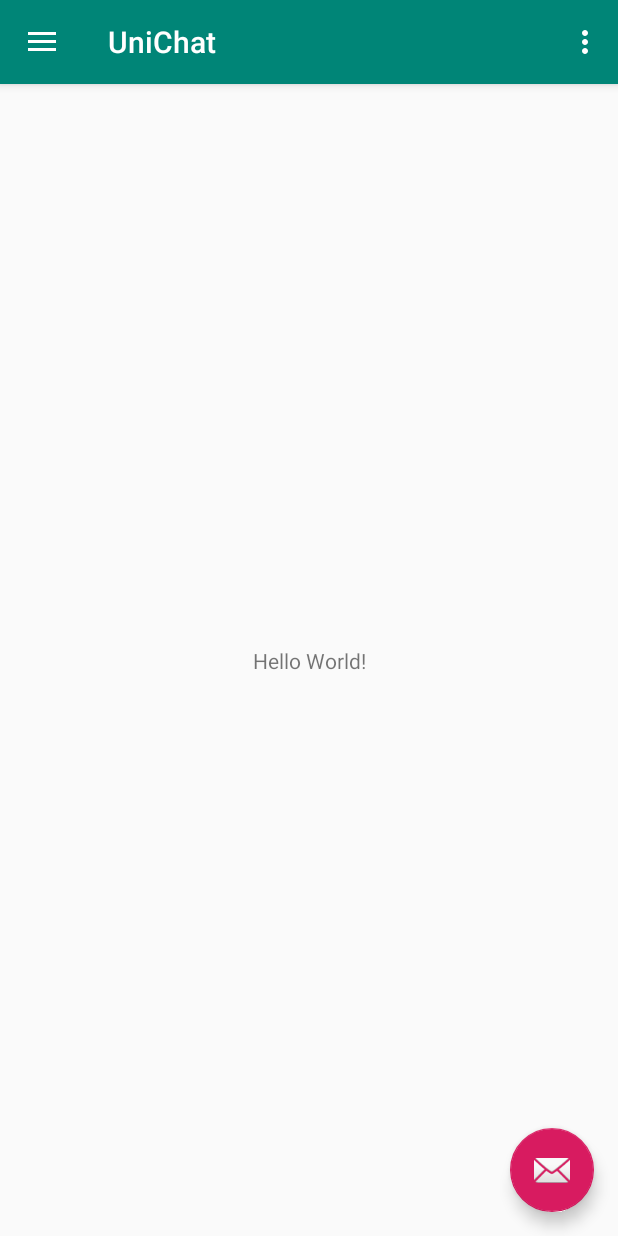
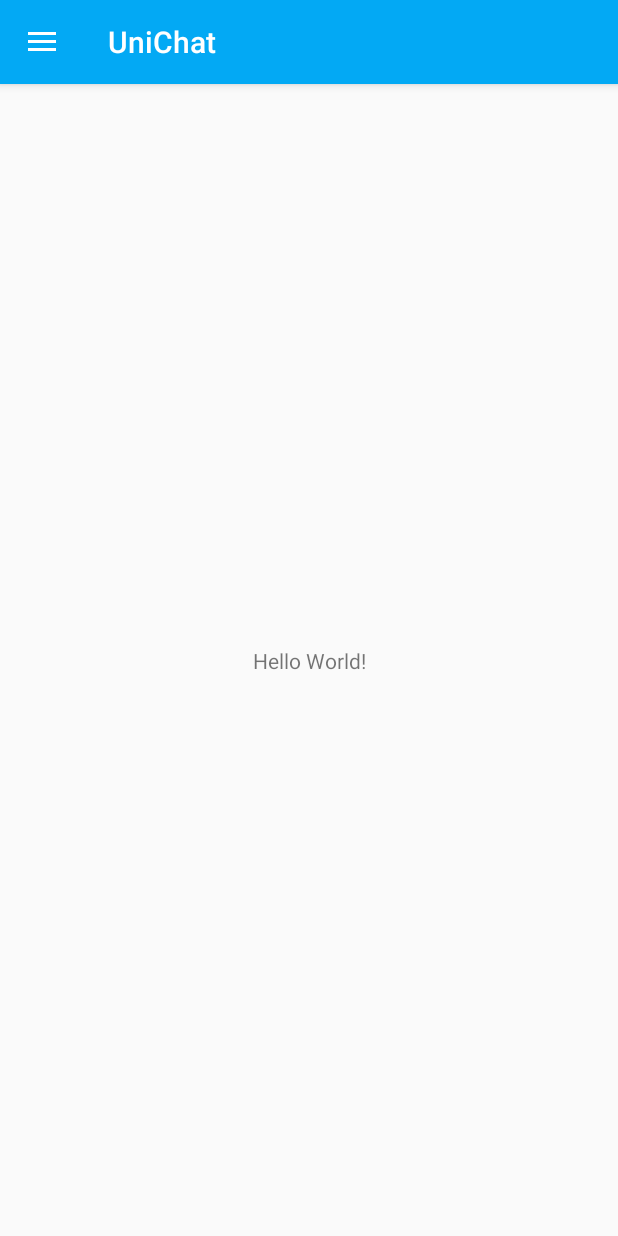
Before and after one commit to Wokub/unichat-mobile-app, an Android app: the screen it shows after launch (MainActivity), on a phone screen of 412 x 824 dp. Run offline under Robolectric (Android 15) with nearby library versions, the phone set to English and light mode, and no system bars.

Commit message:
Setting up project, layout update and removing of unnecessary options

```diff
--- a/app/src/main/AndroidManifest.xml
+++ b/app/src/main/AndroidManifest.xml
@@ -6,7 +6,6 @@
         android:allowBackup="true"
         android:icon="@mipmap/ic_launcher"
         android:label="@string/app_name"
-        android:roundIcon="@mipmap/ic_launcher_round"
         android:supportsRtl="true"
         android:theme="@style/AppTheme">
         <activity
--- a/app/src/main/java/com/wk/unichat/MainActivity.kt
+++ b/app/src/main/java/com/wk/unichat/MainActivity.kt
@@ -11,24 +11,17 @@ import android.view.MenuItem
 import kotlinx.android.synthetic.main.activity_main.*
 import kotlinx.android.synthetic.main.app_bar_main.*
 
-class MainActivity : AppCompatActivity(), NavigationView.OnNavigationItemSelectedListener {
+class MainActivity : AppCompatActivity(){
 
     override fun onCreate(savedInstanceState: Bundle?) {
         super.onCreate(savedInstanceState)
         setContentView(R.layout.activity_main)
         setSupportActionBar(toolbar)
 
-        fab.setOnClickListener { view ->
-            Snackbar.make(view, "Replace with your own action", Snackbar.LENGTH_LONG)
-                    .setAction("Action", null).show()
-        }
-
         val toggle = ActionBarDrawerToggle(
                 this, drawer_layout, toolbar, R.string.navigation_drawer_open, R.string.navigation_drawer_close)
         drawer_layout.addDrawerListener(toggle)
         toggle.syncState()
-
-        nav_view.setNavigationItemSelectedListener(this)
     }
 
     override fun onBackPressed() {
@@ -38,47 +31,4 @@ class MainActivity : AppCompatActivity(), NavigationView.OnNavigationItemSelecte
             super.onBackPressed()
         }
     }
-
-    override fun onCreateOptionsMenu(menu: Menu): Boolean {
-        // Inflate the menu; this adds items to the action bar if it is present.
-        menuInflater.inflate(R.menu.main, menu)
-        return true
-    }
-
-    override fun onOptionsItemSelected(item: MenuItem): Boolean {
-        // Handle action bar item clicks here. The action bar will
-        // automatically handle clicks on the Home/Up button, so long
-        // as you specify a parent activity in AndroidManifest.xml.
-        when (item.itemId) {
-            R.id.action_settings -> return true
-            else -> return super.onOptionsItemSelected(item)
-        }
-    }
-
-    override fun onNavigationItemSelected(item: MenuItem): Boolean {
-        // Handle navigation view item clicks here.
-        when (item.itemId) {
-            R.id.nav_camera -> {
-                // Handle the camera action
-            }
-            R.id.nav_gallery -> {
-
-            }
-            R.id.nav_slideshow -> {
-
-            }
-            R.id.nav_manage -> {
-
-            }
-            R.id.nav_share -> {
-
-            }
-            R.id.nav_send -> {
-
-            }
-        }
-
-        drawer_layout.closeDrawer(GravityCompat.START)
-        return true
-    }
 }
--- a/app/src/main/res/layout/activity_main.xml
+++ b/app/src/main/res/layout/activity_main.xml
@@ -18,8 +18,24 @@
         android:layout_width="wrap_content"
         android:layout_height="match_parent"
         android:layout_gravity="start"
-        android:fitsSystemWindows="true"
-        app:headerLayout="@layout/nav_header_main"
-        app:menu="@menu/activity_main_drawer" />
+        android:fitsSystemWindows="true">
+
+        <RelativeLayout
+            android:layout_width="match_parent"
+            android:layout_height="match_parent">
+
+            <include layout="@layout/nav_header_main"
+                android:id="@+id/nav_drawer_header_include"/>
+
+            <ListView
+                android:layout_width="match_parent"
+                android:layout_height="match_parent"
+                android:layout_below="@id/nav_drawer_header_include"
+                android:id="@+id/channel_list">
+
+            </ListView>
+
+        </RelativeLayout>
+    </android.support.design.widget.NavigationView>
 
 </android.support.v4.widget.DrawerLayout>
--- a/app/src/main/res/layout/app_bar_main.xml
+++ b/app/src/main/res/layout/app_bar_main.xml
@@ -22,12 +22,4 @@
 
     <include layout="@layout/content_main" />
 
-    <android.support.design.widget.FloatingActionButton
-        android:id="@+id/fab"
-        android:layout_width="wrap_content"
-        android:layout_height="wrap_content"
-        android:layout_gravity="bottom|end"
-        android:layout_margin="@dimen/fab_margin"
-        app:srcCompat="@android:drawable/ic_dialog_email" />
-
 </android.support.design.widget.CoordinatorLayout>
--- a/app/src/main/res/menu/activity_main_drawer.xml
+++ /dev/null
@@ -1,38 +0,0 @@
-<?xml version="1.0" encoding="utf-8"?>
-<menu xmlns:android="http://schemas.android.com/apk/res/android"
-    xmlns:tools="http://schemas.android.com/tools"
-    tools:showIn="navigation_view">
-
-    <group android:checkableBehavior="single">
-        <item
-            android:id="@+id/nav_camera"
-            android:icon="@drawable/ic_menu_camera"
-            android:title="Import" />
-        <item
-            android:id="@+id/nav_gallery"
-            android:icon="@drawable/ic_menu_gallery"
-            android:title="Gallery" />
-        <item
-            android:id="@+id/nav_slideshow"
-            android:icon="@drawable/ic_menu_slideshow"
-            android:title="Slideshow" />
-        <item
-            android:id="@+id/nav_manage"
-            android:icon="@drawable/ic_menu_manage"
-            android:title="Tools" />
-    </group>
-
-    <item android:title="Communicate">
-        <menu>
-            <item
-                android:id="@+id/nav_share"
-                android:icon="@drawable/ic_menu_share"
-                android:title="Share" />
-            <item
-                android:id="@+id/nav_send"
-                android:icon="@drawable/ic_menu_send"
-                android:title="Send" />
-        </menu>
-    </item>
-
-</menu>
--- a/app/src/main/res/menu/main.xml
+++ /dev/null
@@ -1,9 +0,0 @@
-<?xml version="1.0" encoding="utf-8"?>
-<menu xmlns:android="http://schemas.android.com/apk/res/android"
-    xmlns:app="http://schemas.android.com/apk/res-auto">
-    <item
-        android:id="@+id/action_settings"
-        android:orderInCategory="100"
-        android:title="@string/action_settings"
-        app:showAsAction="never" />
-</menu>
--- a/app/src/main/res/mipmap-anydpi-v26/ic_launcher.xml
+++ /dev/null
@@ -1,5 +0,0 @@
-<?xml version="1.0" encoding="utf-8"?>
-<adaptive-icon xmlns:android="http://schemas.android.com/apk/res/android">
-    <background android:drawable="@drawable/ic_launcher_background" />
-    <foreground android:drawable="@drawable/ic_launcher_foreground" />
-</adaptive-icon>
--- a/app/src/main/res/mipmap-anydpi-v26/ic_launcher_round.xml
+++ /dev/null
@@ -1,5 +0,0 @@
-<?xml version="1.0" encoding="utf-8"?>
-<adaptive-icon xmlns:android="http://schemas.android.com/apk/res/android">
-    <background android:drawable="@drawable/ic_launcher_background" />
-    <foreground android:drawable="@drawable/ic_launcher_foreground" />
-</adaptive-icon>
--- a/app/src/main/res/values/colors.xml
+++ b/app/src/main/res/values/colors.xml
@@ -1,6 +1,21 @@
 <?xml version="1.0" encoding="utf-8"?>
 <resources>
-    <color name="colorPrimary">#008577</color>
-    <color name="colorPrimaryDark">#00574B</color>
-    <color name="colorAccent">#D81B60</color>
+    <color name="colorPrimary">#03A9F4</color>
+    <color name="colorPrimaryDark">#0277BD</color>
+    <color name="colorAccent">#40C4FF</color>
+    <color name="lightBlue50">#E1F5FE</color>
+    <color name="lightBlue100">#B3E5FC</color>
+    <color name="lightBlue200">#81D4FA</color>
+    <color name="lightBlue300">#4FC3F7</color>
+    <color name="lightBlue400">#29B6F6</color>
+    <color name="lightBlue500">#03A9F4</color>
+    <color name="lightBlue600">#039BE5</color>
+    <color name="lightBlue700">#0288D1</color>
+    <color name="lightBlue800">#0277BD</color>
+    <color name="lightBlue900">#01579B</color>
+    <color name="lightBlueA100">#80D8FF</color>
+    <color name="lightBlueA200">#40C4FF</color>
+    <color name="lightBlueA400">#00B0FF</color>
+    <color name="lightBlueA700">#0091EA</color>
+
 </resources>
```
Also changed, not shown: app/src/main/res/layout/nav_header_main.xml (+33 -18 lines), app/src/main/res/mipmap-hdpi/ic_launcher.png, app/src/main/res/mipmap-hdpi/ic_launcher_round.png (deleted), app/src/main/res/mipmap-mdpi/ic_launcher.png, app/src/main/res/mipmap-mdpi/ic_launcher_round.png (deleted), app/src/main/res/mipmap-xhdpi/ic_launcher.png, app/src/main/res/mipmap-xhdpi/ic_launcher_round.png (deleted), app/src/main/res/mipmap-xxhdpi/ic_launcher.png, app/src/main/res/mipmap-xxhdpi/ic_launcher_round.png (deleted), app/src/main/res/mipmap-xxxhdpi/ic_launcher.png, app/src/main/res/mipmap-xxxhdpi/ic_launcher_round.png (deleted).
